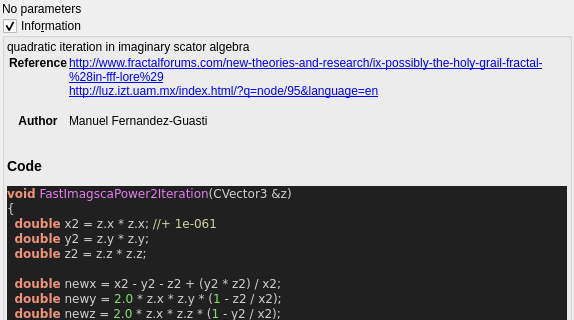
Qt form mandelbulber2/qt_data/fractal_imagsca_power_2.ui (buddhi1980/mandelbulber2) before a commit; both pictures show x 0 to 574 and y 0 to 320 of the 574 by 692 pixel window.
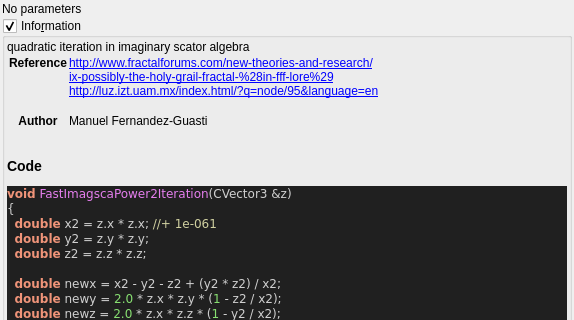
The same form after that commit. Custom widgets are drawn as their Qt base class.

```diff
--- a/mandelbulber2/qt_data/fractal_imagsca_power_2.ui
+++ b/mandelbulber2/qt_data/fractal_imagsca_power_2.ui
@@ -67,7 +67,8 @@
        <widget class="QLabel" name="label_code_content">
         <property name="text">
          <string>&lt;p&gt;quadratic iteration in imaginary scator algebra&lt;/p&gt;&lt;table&gt;
-&lt;tr&gt;&lt;th&gt;Reference&lt;/th&gt;&lt;td&gt;&lt;a href=&quot;http://www.fractalforums.com/new-theories-and-research/ix-possibly-the-holy-grail-fractal-%28in-fff-lore%29&quot;&gt;http://www.fractalforums.com/new-theories-and-research/ix-possibly-the-holy-grail-fractal-%28in-fff-lore%29&lt;br&gt;
+&lt;tr&gt;&lt;th&gt;Reference&lt;/th&gt;&lt;td&gt;&lt;a href=&quot;http://www.fractalforums.com/new-theories-and-research/&quot;&gt;http://www.fractalforums.com/new-theories-and-research/&lt;br&gt;
+&lt;a href=&quot;ix-possibly-the-holy-grail-fractal-%28in-fff-lore%29&quot;&gt;ix-possibly-the-holy-grail-fractal-%28in-fff-lore%29&lt;br&gt;
 &lt;a href=&quot;http://luz.izt.uam.mx/index.html/?q=node/95&amp;language=en&quot;&gt;http://luz.izt.uam.mx/index.html/?q=node/95&amp;language=en&lt;br&gt;
 &lt;/td&gt;&lt;/tr&gt;
 &lt;tr&gt;&lt;th&gt;Author&lt;/th&gt;&lt;td&gt;Manuel Fernandez-Guasti&lt;br&gt;
```
